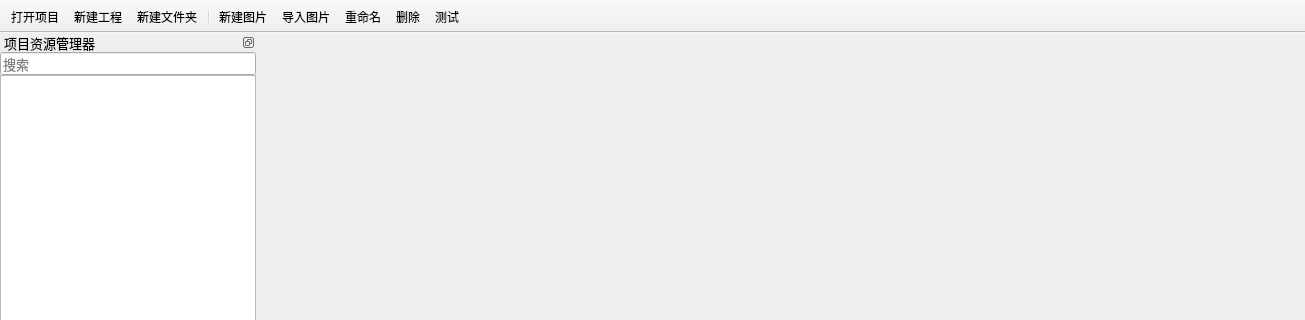
First picture: the form in BmpManager/mainwindow.ui, repository luckyPtr/BitmapStudio, before the edit; both pictures show x 0 to 1305 and y 0 to 320 of the 1305 by 651 pixel window.
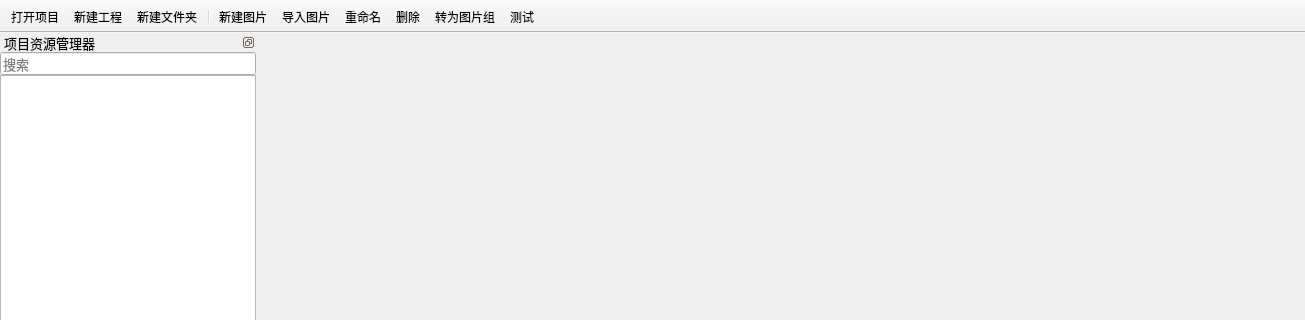
Second picture: the form after the edit. Icons and pictures are not drawn. Custom widgets are drawn as their Qt base class.

Diff of the .ui file:
```diff
--- a/BmpManager/mainwindow.ui
+++ b/BmpManager/mainwindow.ui
@@ -252,6 +252,7 @@
    <addaction name="actImportImg"/>
    <addaction name="actRename"/>
    <addaction name="actDelete"/>
+   <addaction name="actGrpImgTransform"/>
    <addaction name="actTest"/>
   </widget>
   <action name="actOpenProject">
@@ -346,6 +347,15 @@
     <string>测试</string>
    </property>
   </action>
+  <action name="actGrpImgTransform">
+   <property name="icon">
+    <iconset resource="Img.qrc">
+     <normaloff>:/Image/Toolbar/Transform.svg</normaloff>:/Image/Toolbar/Transform.svg</iconset>
+   </property>
+   <property name="text">
+    <string>转为图片组</string>
+   </property>
+  </action>
  </widget>
  <customwidgets>
   <customwidget>
```
Left out of the diff: 2 changed lines with no effect on the pictures.
